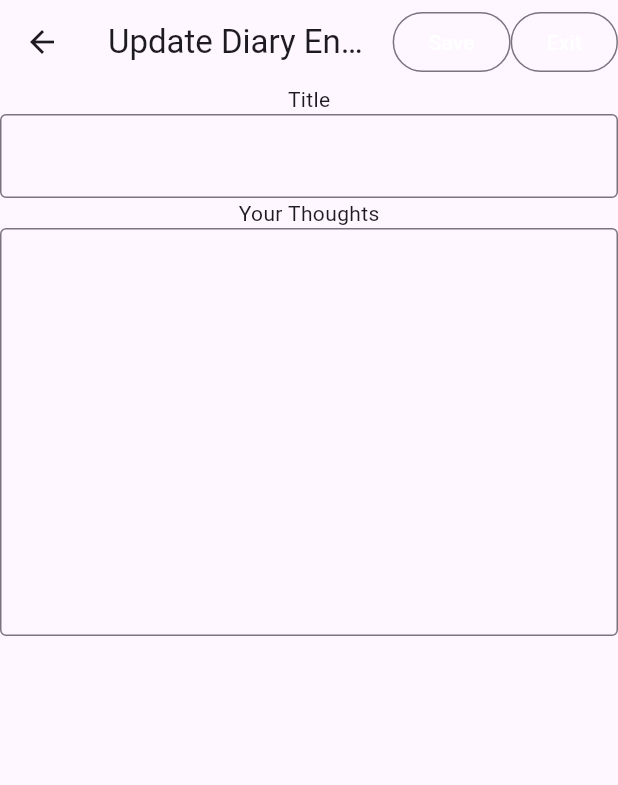
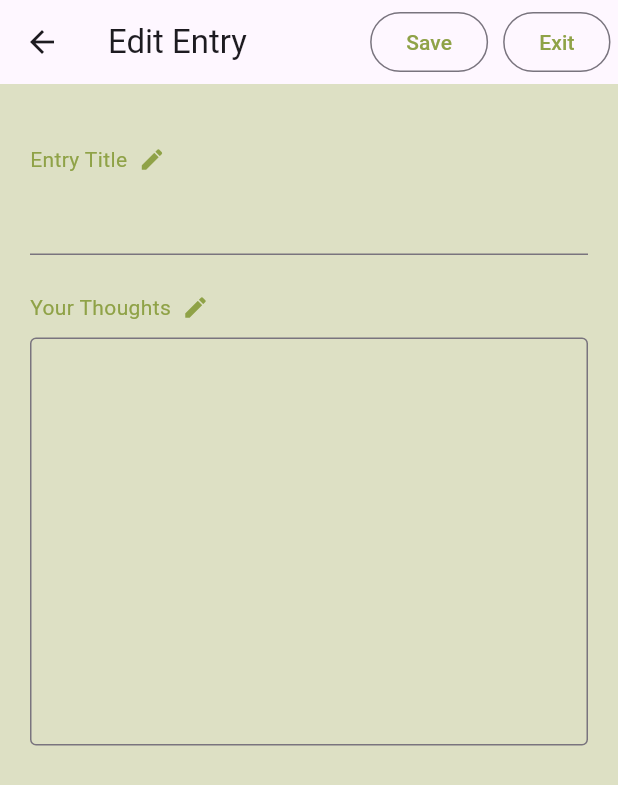
Before and after one commit to donnalynnn/AnxietyControl_DiaryApp_Reroma, a Flutter app: the UpdateEntryScreen screen opened directly with empty values, on a phone screen of 412 x 824 dp. Shown: the top 785 px of the screen. Run offline on Flutter 3.47's test engine with Material 3 defaults, Android fonts, the phone set to English and light mode, and no system bars; network calls fail.

Commit message:
updated UI of update screen

```diff
--- a/diary_app/lib/pages/update_entryscreen.dart
+++ b/diary_app/lib/pages/update_entryscreen.dart
@@ -1,6 +1,7 @@
 // ignore_for_file: use_build_context_synchronously, unnecessary_null_comparison
 
 import 'package:diary_app/api/diary_api.dart';
+import 'package:flutter/cupertino.dart';
 import 'package:flutter/material.dart';
 import '../model.dart';
 import 'home.dart';
@@ -32,7 +33,8 @@ class _UpdateEntryScreenState extends State<UpdateEntryScreen> {
   Widget build(BuildContext context) {
     return Scaffold(
       appBar: AppBar(
-        title: const Text("Update Diary Entry"),
+        // backgroundColor: const Color(0xFF8fa247),
+        title: const Text("Edit Entry"),
         actions: [
           OutlinedButton(
             onPressed: () async {
@@ -59,8 +61,11 @@ class _UpdateEntryScreenState extends State<UpdateEntryScreen> {
             },
             child: const Text(
               "Save",
-              style: TextStyle(color: Colors.white),
+              style: TextStyle(color:Color(0xFF8fa247)),
             ),
+          ),
+          const SizedBox(
+            width: 10,
           ),
           OutlinedButton(
             onPressed: () {
@@ -70,26 +75,73 @@ class _UpdateEntryScreenState extends State<UpdateEntryScreen> {
             },
             child: const Text(
               "Exit",
-              style: TextStyle(color: Colors.white),
+              style: TextStyle(color:Color(0xFF8fa247)),
             ),
-          )
+          ),
+          const SizedBox(
+            width: 5,
+          ),
         ],
       ),
-      body: Column(children: [
-        const Text("Title"),
+      body: Container(
+        color: const Color.fromARGB(97, 168, 187, 100),
+        child:
+          Padding(
+            padding: const EdgeInsets.all(20),
+            child:
+              Column(children: [
+                const SizedBox(height: 20,),
+                const Row(
+                  children: [
+                    Text("Entry Title  ",
+                      style: TextStyle(color:  Color(0xFF8fa247)),),
+                    Icon(Icons.edit,color:  Color(0xFF8fa247),size: 18,),
+                    SizedBox(width: 45,)
+                  ],
+                ),
+
                 TextField(
                   maxLines: 1,
                   controller: titleController,
-          decoration: const InputDecoration(border: OutlineInputBorder()),
+                  style: const TextStyle(
+                    fontSize: 25,
+
                   ),
-        const Text("Your Thoughts"),
+                  decoration:
+                  const InputDecoration(
+                    // border: UnderlineInputBorder(),
+                    floatingLabelAlignment: FloatingLabelAlignment.start,
+                    // icon: Icon(Icons.edit, color: Colors.white,size: 10,)
+
+                    ),
+                ),
+
+                const SizedBox(height: 25,),
+                const Row(
+                  children: [
+                    Text("Your Thoughts  ",
+                      style: TextStyle(color: Color(0xFF8fa247)),),
+                    Icon(Icons.edit,color: Color(0xFF8fa247),size: 18,),
+                    SizedBox(width: 45,)
+                  ],
+                ),
+                const SizedBox(height: 10,),
                 TextField(
                   controller: bodyController,
                   maxLines: 50,
                   minLines: 10,
-          decoration: const InputDecoration(border: OutlineInputBorder()),
+                  style: const TextStyle(color: Colors.black87),
+                  decoration:
+                  const InputDecoration(
+                    border: OutlineInputBorder(),
+
+                    ),
                 ),
               ]),
+
+          ),
+
+      ),
     );
   }
 }
```
Lines whose indentation alone changed are shown as unchanged.
